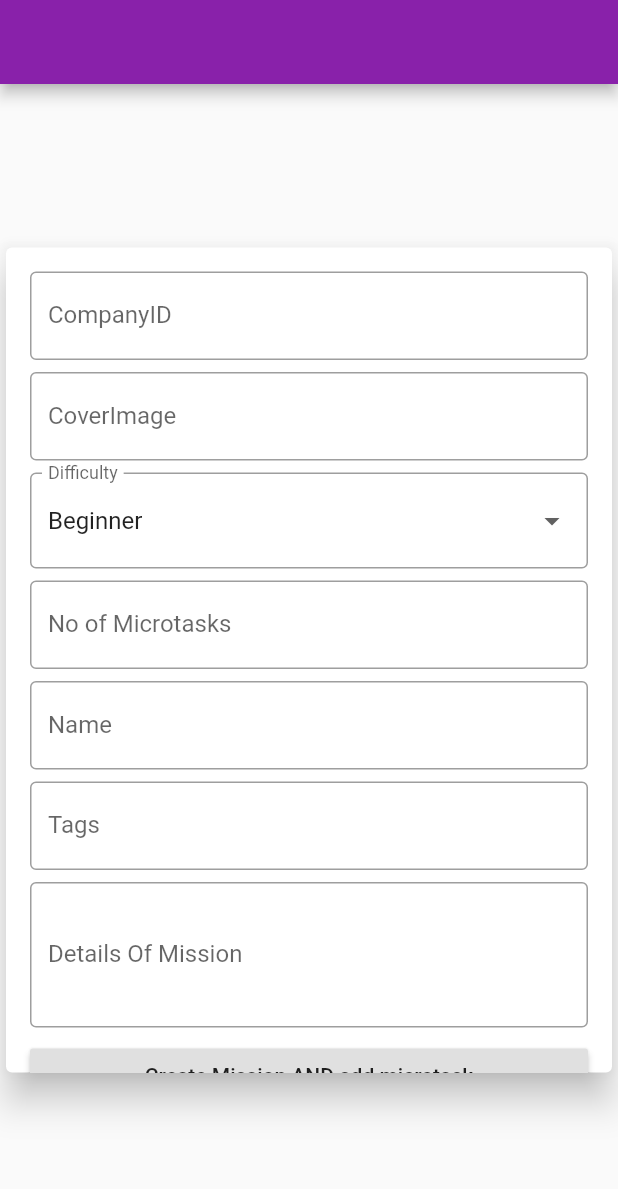
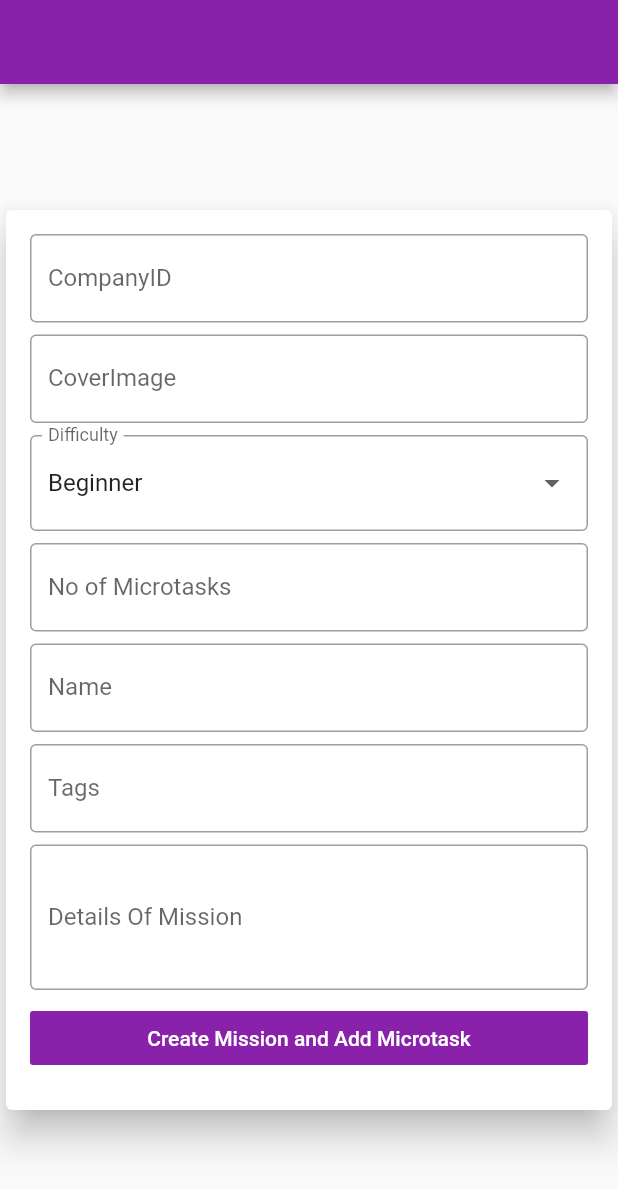
Before and after one commit to stunner-07/Mission_admin_form, a Flutter app: the screen it shows after launch, on a phone screen of 412 x 824 dp. Shown: the top 1189 px of the screen. Run offline on Flutter 3.47's test engine with Material 2 defaults, Android fonts, the phone set to English and light mode, and no system bars; our stand-ins replace cloud_firestore, dropdown_formfield; accounts and stored records are empty.

Commit message:
Button UI updated

```diff
--- a/lib/screens/form.dart
+++ b/lib/screens/form.dart
@@ -71,7 +71,7 @@ class _FormScreenState extends State<FormScreen> {
                 child: Container(
                   alignment: Alignment.center,
                   width: 500,
-                  height: 550,
+                  height: 600,
                   child: Form(
                     key: _formKey,
                     child: ListView(
@@ -251,7 +251,8 @@ class _FormScreenState extends State<FormScreen> {
                         // RaisedButton(
                         //   onPressed: () => _save(),
                         // ),
-                        RaisedButton(
+                        FlatButton(
+                          color: Theme.of(context).accentColor,
                           onPressed: () async {
                             await _save(context);
                             // return showDialog(
@@ -272,7 +273,13 @@ class _FormScreenState extends State<FormScreen> {
                             //   },
                             // );
                           },
-                          child: Text('Create Mission AND add microtask'),
+                          child: Text(
+                            'Create Mission and Add Microtask',
+                            style: TextStyle(
+                              //fontWeight: FontWeight.bold,
+                              color: Colors.white,
+                            ),
+                          ),
                         ),
                       ],
                     ),
```
Also changed, not shown: lib/screens/microtasks.dart (+18 -4 lines).
